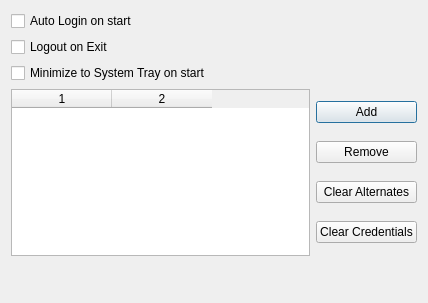
Qt form generalsettings.ui (jaydeep17/KCyberoam) before a commit.
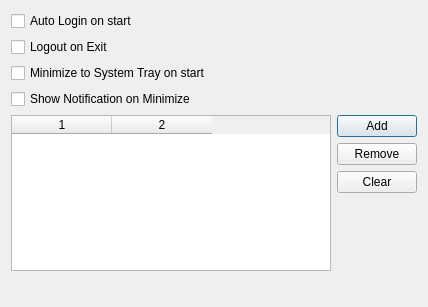
The same form after that commit.

The edit to the form file:
```diff
--- a/generalsettings.ui
+++ b/generalsettings.ui
@@ -7,7 +7,7 @@
     <x>0</x>
     <y>0</y>
     <width>428</width>
-    <height>303</height>
+    <height>307</height>
    </rect>
   </property>
   <property name="windowTitle">
@@ -35,6 +35,13 @@
      </property>
     </widget>
    </item>
+   <item>
+    <widget class="QCheckBox" name="kcfg_snom">
+     <property name="text">
+      <string>Show Notification on Minimize</string>
+     </property>
+    </widget>
+   </item>
    <item>
     <layout class="QHBoxLayout" name="horizontalLayout">
      <item>
@@ -74,16 +81,22 @@
        <item>
         <widget class="QPushButton" name="clearAltButton">
          <property name="text">
-          <string>Clear Alternates</string>
+          <string>Clear</string>
          </property>
         </widget>
        </item>
        <item>
-        <widget class="QPushButton" name="clearCredButton">
-         <property name="text">
-          <string>Clear Credentials</string>
+        <spacer name="verticalSpacer_2">
+         <property name="orientation">
+          <enum>Qt::Vertical</enum>
          </property>
-        </widget>
+         <property name="sizeHint" stdset="0">
+          <size>
+           <width>20</width>
+           <height>40</height>
+          </size>
+         </property>
+        </spacer>
        </item>
       </layout>
      </item>
```
